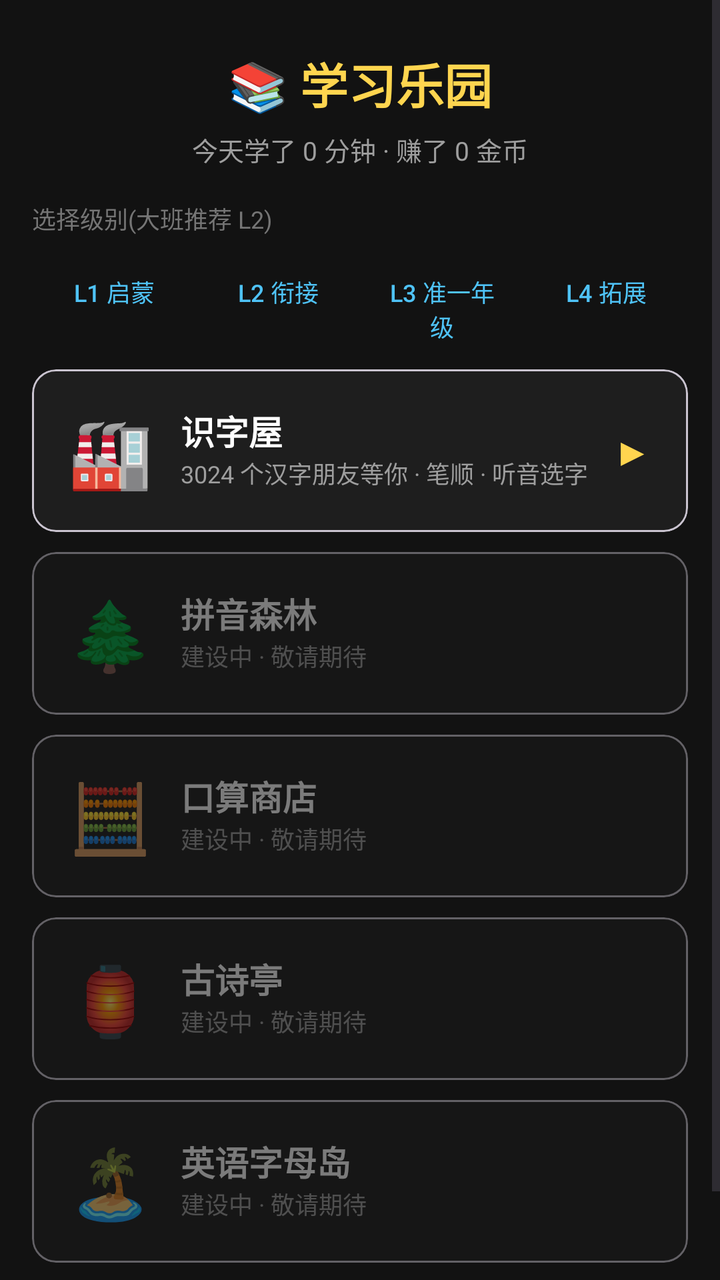
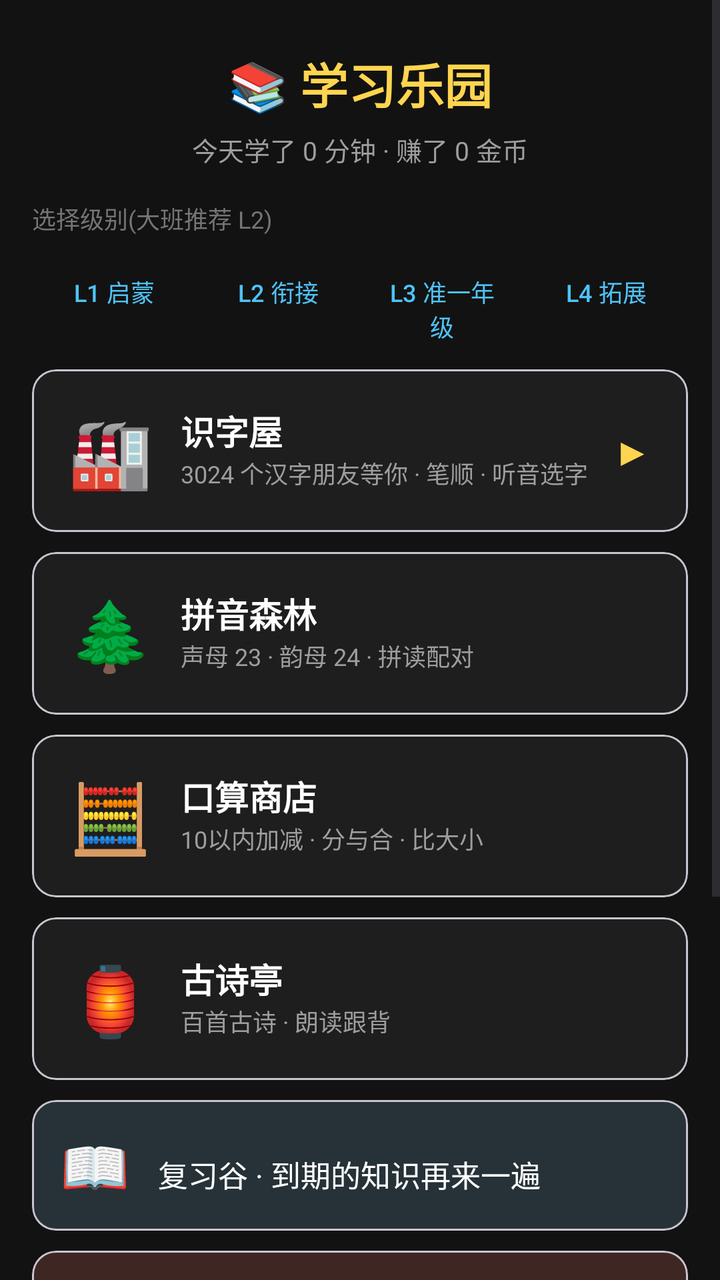

The first picture is an Android layout as it rendered before a commit; the second is the same layout after the commit. The layout source and the unified diff follow.
<!-- AndroidManifest.xml: application theme Theme.InkLink -->
<!-- res/layout/activity_learning_hub.xml -->
<?xml version="1.0" encoding="utf-8"?>
<ScrollView xmlns:android="http://schemas.android.com/apk/res/android"
    android:layout_width="match_parent"
    android:layout_height="match_parent"
    android:background="#121212"
    android:fillViewport="true">

    <LinearLayout
        android:layout_width="match_parent"
        android:layout_height="wrap_content"
        android:orientation="vertical"
        android:padding="16dp">

        <TextView
            android:layout_width="wrap_content"
            android:layout_height="wrap_content"
            android:layout_gravity="center_horizontal"
            android:layout_marginTop="8dp"
            android:text="📚 学习乐园"
            android:textColor="#FFD54F"
            android:textSize="24sp"
            android:textStyle="bold" />

        <TextView
            android:id="@+id/tvTodayStats"
            android:layout_width="wrap_content"
            android:layout_height="wrap_content"
            android:layout_gravity="center_horizontal"
            android:layout_marginTop="6dp"
            android:text="今天学了 0 分钟 · 赚了 0 金币"
            android:textColor="#9E9E9E"
            android:textSize="13sp" />

        <com.google.android.material.button.MaterialButton
            android:id="@+id/btnReview"
            android:layout_width="match_parent"
            android:layout_height="wrap_content"
            android:layout_marginTop="12dp"
            android:backgroundTint="#FFD600"
            android:text="📖 今日复习"
            android:textColor="#212121"
            android:visibility="gone" />

        <TextView
            android:layout_width="wrap_content"
            android:layout_height="wrap_content"
            android:layout_marginTop="16dp"
            android:text="选择级别(大班推荐 L2)"
            android:textColor="#757575"
            android:textSize="12sp" />

        <LinearLayout
            android:layout_width="match_parent"
            android:layout_height="wrap_content"
            android:layout_marginTop="4dp"
            android:orientation="horizontal">

            <com.google.android.material.button.MaterialButton
                android:id="@+id/btnLevel1"
                style="@style/Widget.Material3.Button.TextButton"
                android:layout_width="0dp"
                android:layout_height="wrap_content"
                android:layout_weight="1"
                android:text="L1 启蒙"
                android:textColor="#4FC3F7"
                android:textSize="12sp" />

            <com.google.android.material.button.MaterialButton
                android:id="@+id/btnLevel2"
                style="@style/Widget.Material3.Button.TextButton"
                android:layout_width="0dp"
                android:layout_height="wrap_content"
                android:layout_weight="1"
                android:text="L2 衔接"
                android:textColor="#4FC3F7"
                android:textSize="12sp" />

            <com.google.android.material.button.MaterialButton
                android:id="@+id/btnLevel3"
                style="@style/Widget.Material3.Button.TextButton"
                android:layout_width="0dp"
                android:layout_height="wrap_content"
                android:layout_weight="1"
                android:text="L3 准一年级"
                android:textColor="#4FC3F7"
                android:textSize="12sp" />

            <com.google.android.material.button.MaterialButton
                android:id="@+id/btnLevel4"
                style="@style/Widget.Material3.Button.TextButton"
                android:layout_width="0dp"
                android:layout_height="wrap_content"
                android:layout_weight="1"
                android:text="L4 拓展"
                android:textColor="#4FC3F7"
                android:textSize="12sp" />
        </LinearLayout>

        
        <com.google.android.material.card.MaterialCardView
            android:id="@+id/cardHanzi"
            android:layout_width="match_parent"
            android:layout_height="wrap_content"
            android:layout_marginTop="8dp"
            android:backgroundTint="#1E1E1E">

            <LinearLayout
                android:layout_width="match_parent"
                android:layout_height="wrap_content"
                android:orientation="horizontal"
                android:padding="18dp">

                <TextView
                    android:layout_width="wrap_content"
                    android:layout_height="wrap_content"
                    android:text="🏭"
                    android:textSize="34sp" />

                <LinearLayout
                    android:layout_width="0dp"
                    android:layout_height="wrap_content"
                    android:layout_marginStart="14dp"
                    android:layout_weight="1"
                    android:orientation="vertical">

                    <TextView
                        android:layout_width="wrap_content"
                        android:layout_height="wrap_content"
                        android:text="识字屋"
                        android:textColor="#FFFFFF"
                        android:textSize="17sp"
                        android:textStyle="bold" />

                    <TextView
                        android:layout_width="wrap_content"
                        android:layout_height="wrap_content"
                        android:text="3024 个汉字朋友等你 · 笔顺 · 听音选字"
                        android:textColor="#9E9E9E"
                        android:textSize="12sp" />
                </LinearLayout>

                <TextView
                    android:layout_width="wrap_content"
                    android:layout_height="wrap_content"
                    android:layout_gravity="center_vertical"
                    android:text="▶"
                    android:textColor="#FFD54F"
                    android:textSize="20sp" />
            </LinearLayout>
        </com.google.android.material.card.MaterialCardView>

        
        <com.google.android.material.card.MaterialCardView
            android:id="@+id/cardPinyin"
            android:layout_width="match_parent"
            android:layout_height="wrap_content"
            android:layout_marginTop="10dp"
            android:alpha="0.45"
            android:backgroundTint="#1E1E1E">

            <LinearLayout
                android:layout_width="match_parent"
                android:layout_height="wrap_content"
                android:orientation="horizontal"
                android:padding="18dp">

                <TextView
                    android:layout_width="wrap_content"
                    android:layout_height="wrap_content"
                    android:text="🌲"
                    android:textSize="34sp" />

                <LinearLayout
                    android:layout_width="0dp"
                    android:layout_height="wrap_content"
                    android:layout_marginStart="14dp"
                    android:layout_weight="1"
                    android:orientation="vertical">

                    <TextView
                        android:layout_width="wrap_content"
                        android:layout_height="wrap_content"
                        android:text="拼音森林"
                        android:textColor="#FFFFFF"
                        android:textSize="17sp"
                        android:textStyle="bold" />

                    <TextView
                        android:layout_width="wrap_content"
                        android:layout_height="wrap_content"
                        android:text="建设中 · 敬请期待"
                        android:textColor="#9E9E9E"
                        android:textSize="12sp" />
                </LinearLayout>
            </LinearLayout>
        </com.google.android.material.card.MaterialCardView>

        
        <com.google.android.material.card.MaterialCardView
            android:id="@+id/cardMath"
            android:layout_width="match_parent"
            android:layout_height="wrap_content"
            android:layout_marginTop="10dp"
            android:alpha="0.45"
            android:backgroundTint="#1E1E1E">

            <LinearLayout
                android:layout_width="match_parent"
                android:layout_height="wrap_content"
                android:orientation="horizontal"
                android:padding="18dp">

                <TextView
                    android:layout_width="wrap_content"
                    android:layout_height="wrap_content"
                    android:text="🧮"
                    android:textSize="34sp" />

                <LinearLayout
                    android:layout_width="0dp"
                    android:layout_height="wrap_content"
                    android:layout_marginStart="14dp"
                    android:layout_weight="1"
                    android:orientation="vertical">

                    <TextView
                        android:layout_width="wrap_content"
                        android:layout_height="wrap_content"
                        android:text="口算商店"
                        android:textColor="#FFFFFF"
                        android:textSize="17sp"
                        android:textStyle="bold" />

                    <TextView
                        android:layout_width="wrap_content"
                        android:layout_height="wrap_content"
                        android:text="建设中 · 敬请期待"
                        android:textColor="#9E9E9E"
                        android:textSize="12sp" />
                </LinearLayout>
            </LinearLayout>
        </com.google.android.material.card.MaterialCardView>

        
        <com.google.android.material.card.MaterialCardView
            android:id="@+id/cardPoem"
            android:layout_width="match_parent"
            android:layout_height="wrap_content"
            android:layout_marginTop="10dp"
            android:alpha="0.45"
            android:backgroundTint="#1E1E1E">

            <LinearLayout
                android:layout_width="match_parent"
                android:layout_height="wrap_content"
                android:orientation="horizontal"
                android:padding="18dp">

                <TextView
                    android:layout_width="wrap_content"
                    android:layout_height="wrap_content"
                    android:text="🏮"
                    android:textSize="34sp" />

                <LinearLayout
                    android:layout_width="0dp"
                    android:layout_height="wrap_content"
                    android:layout_marginStart="14dp"
                    android:layout_weight="1"
                    android:orientation="vertical">

                    <TextView
                        android:layout_width="wrap_content"
                        android:layout_height="wrap_content"
                        android:text="古诗亭"
                        android:textColor="#FFFFFF"
                        android:textSize="17sp"
                        android:textStyle="bold" />

                    <TextView
                        android:layout_width="wrap_content"
                        android:layout_height="wrap_content"
                        android:text="建设中 · 敬请期待"
                        android:textColor="#9E9E9E"
                        android:textSize="12sp" />
                </LinearLayout>
            </LinearLayout>
        </com.google.android.material.card.MaterialCardView>

        
        <com.google.android.material.card.MaterialCardView
            android:id="@+id/cardEnglish"
            android:layout_width="match_parent"
            android:layout_height="wrap_content"
            android:layout_marginTop="10dp"
            android:alpha="0.45"
            android:backgroundTint="#1E1E1E">

            <LinearLayout
                android:layout_width="match_parent"
                android:layout_height="wrap_content"
                android:orientation="horizontal"
                android:padding="18dp">

                <TextView
                    android:layout_width="wrap_content"
                    android:layout_height="wrap_content"
                    android:text="🏝️"
                    android:textSize="34sp" />

                <LinearLayout
                    android:layout_width="0dp"
                    android:layout_height="wrap_content"
                    android:layout_marginStart="14dp"
                    android:layout_weight="1"
                    android:orientation="vertical">

                    <TextView
                        android:layout_width="wrap_content"
                        android:layout_height="wrap_content"
                        android:text="英语字母岛"
                        android:textColor="#FFFFFF"
                        android:textSize="17sp"
                        android:textStyle="bold" />

                    <TextView
                        android:layout_width="wrap_content"
                        android:layout_height="wrap_content"
                        android:text="建设中 · 敬请期待"
                        android:textColor="#9E9E9E"
                        android:textSize="12sp" />
                </LinearLayout>
            </LinearLayout>
        </com.google.android.material.card.MaterialCardView>

        <TextView
            android:layout_width="wrap_content"
            android:layout_height="wrap_content"
            android:layout_gravity="center_horizontal"
            android:layout_marginTop="16dp"
            android:layout_marginBottom="8dp"
            android:text="学习赚金币,喂饱你的小宠物!"
            android:textColor="#616161"
            android:textSize="11sp" />
    </LinearLayout>
</ScrollView>
<!-- resources referenced by this layout -->
<resources>
  <style name="Theme.InkLink" parent="Theme.Material3.DayNight.NoActionBar">
          <item name="colorPrimary">#3F51B5</item>
          <item name="android:statusBarColor">#303F9F</item>
          <item name="android:windowLightStatusBar">false</item>
      </style>
</resources>

<!-- the commit's change to res/layout/activity_learning_hub.xml (unified diff, before → after) -->
@@ -155,7 +155,6 @@
             android:layout_width="match_parent"
             android:layout_height="wrap_content"
             android:layout_marginTop="10dp"
-            android:alpha="0.45"
             android:backgroundTint="#1E1E1E">
 
             <LinearLayout
@@ -188,7 +187,7 @@
                     <TextView
                         android:layout_width="wrap_content"
                         android:layout_height="wrap_content"
-                        android:text="建设中 · 敬请期待"
+                        android:text="声母 23 · 韵母 24 · 拼读配对"
                         android:textColor="#9E9E9E"
                         android:textSize="12sp" />
                 </LinearLayout>
@@ -201,7 +200,6 @@
             android:layout_width="match_parent"
             android:layout_height="wrap_content"
             android:layout_marginTop="10dp"
-            android:alpha="0.45"
             android:backgroundTint="#1E1E1E">
 
             <LinearLayout
@@ -234,7 +232,7 @@
                     <TextView
                         android:layout_width="wrap_content"
                         android:layout_height="wrap_content"
-                        android:text="建设中 · 敬请期待"
+                        android:text="10以内加减 · 分与合 · 比大小"
                         android:textColor="#9E9E9E"
                         android:textSize="12sp" />
                 </LinearLayout>
@@ -247,7 +245,6 @@
             android:layout_width="match_parent"
             android:layout_height="wrap_content"
             android:layout_marginTop="10dp"
-            android:alpha="0.45"
             android:backgroundTint="#1E1E1E">
 
             <LinearLayout
@@ -280,10 +277,103 @@
                     <TextView
                         android:layout_width="wrap_content"
                         android:layout_height="wrap_content"
-                        android:text="建设中 · 敬请期待"
+                        android:text="百首古诗 · 朗读跟背"
                         android:textColor="#9E9E9E"
                         android:textSize="12sp" />
                 </LinearLayout>
+            </LinearLayout>
+        </com.google.android.material.card.MaterialCardView>
+
+        
+        <com.google.android.material.card.MaterialCardView
+            android:id="@+id/cardReview"
+            android:layout_width="match_parent"
+            android:layout_height="wrap_content"
+            android:layout_marginTop="10dp"
+            android:backgroundTint="#263238">
+
+            <LinearLayout
+                android:layout_width="match_parent"
+                android:layout_height="wrap_content"
+                android:orientation="horizontal"
+                android:padding="14dp">
+
+                <TextView
+                    android:layout_width="wrap_content"
+                    android:layout_height="wrap_content"
+                    android:text="📖"
+                    android:textSize="28sp" />
+
+                <TextView
+                    android:layout_width="0dp"
+                    android:layout_height="wrap_content"
+                    android:layout_marginStart="14dp"
+                    android:layout_weight="1"
+                    android:text="复习谷 · 到期的知识再来一遍"
+                    android:textColor="#FFFFFF"
+                    android:textSize="15sp" />
+            </LinearLayout>
+        </com.google.android.material.card.MaterialCardView>
+
+        
+        <com.google.android.material.card.MaterialCardView
+            android:id="@+id/cardWrong"
+            android:layout_width="match_parent"
+            android:layout_height="wrap_content"
+            android:layout_marginTop="10dp"
+            android:backgroundTint="#3E2723">
+
+            <LinearLayout
+                android:layout_width="match_parent"
+                android:layout_height="wrap_content"
+                android:orientation="horizontal"
+                android:padding="14dp">
+
+                <TextView
+                    android:layout_width="wrap_content"
+                    android:layout_height="wrap_content"
+                    android:text="📕"
+                    android:textSize="28sp" />
+
+                <TextView
+                    android:layout_width="0dp"
+                    android:layout_height="wrap_content"
+                    android:layout_marginStart="14dp"
+                    android:layout_weight="1"
+                    android:text="错题本 · 打败答错的知识点"
+                    android:textColor="#FFFFFF"
+                    android:textSize="15sp" />
+            </LinearLayout>
+        </com.google.android.material.card.MaterialCardView>
+
+        
+        <com.google.android.material.card.MaterialCardView
+            android:id="@+id/cardFocus"
+            android:layout_width="match_parent"
+            android:layout_height="wrap_content"
+            android:layout_marginTop="10dp"
+            android:backgroundTint="#311B92">
+
+            <LinearLayout
+                android:layout_width="match_parent"
+                android:layout_height="wrap_content"
+                android:orientation="horizontal"
+                android:padding="14dp">
+
+                <TextView
+                    android:layout_width="wrap_content"
+                    android:layout_height="wrap_content"
+                    android:text="🎯"
+                    android:textSize="28sp" />
+
+                <TextView
+                    android:layout_width="0dp"
+                    android:layout_height="wrap_content"
+                    android:layout_marginStart="14dp"
+                    android:layout_weight="1"
+                    android:text="专注力 · 舒尔特方格挑战"
+                    android:textColor="#FFFFFF"
+                    android:textSize="15sp" />
             </LinearLayout>
         </com.google.android.material.card.MaterialCardView>
 
